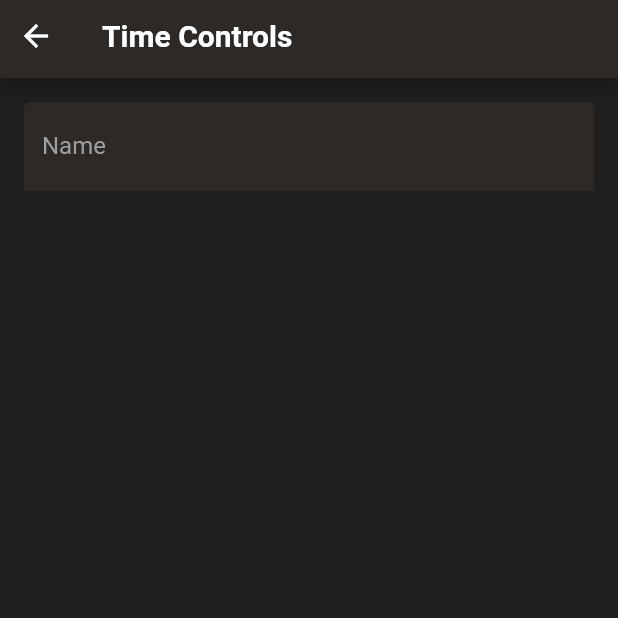
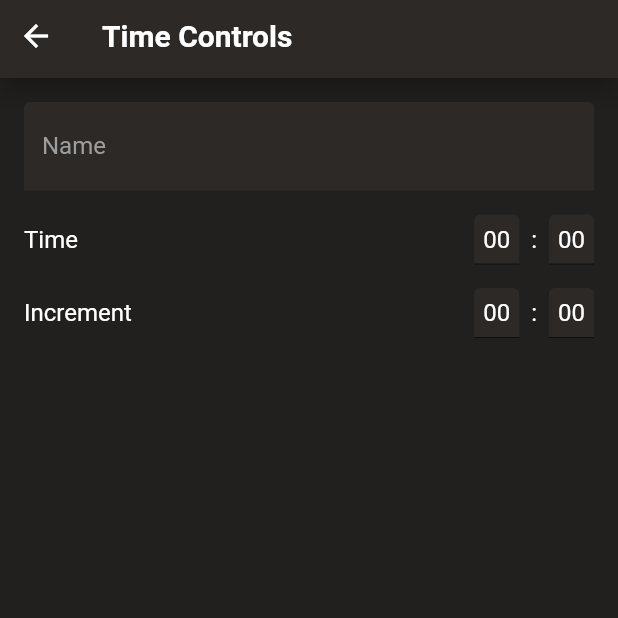
Before and after one commit to quangnd2203/flutter_chess_clock, a Flutter app: the CustomTime screen opened by its route, on a phone screen of 412 x 824 dp, the top half of it. Run offline on Flutter 3.47's test engine with Material 2 defaults, Android fonts, the light colour scheme and no system bars; our stand-ins replace audioplayers, bloc, equatable, flutter_bloc, get, hive and 1 more; accounts and stored records are empty.

Commit message:
no message

```diff
--- a/lib/views/custom_time/custom_time.dart
+++ b/lib/views/custom_time/custom_time.dart
@@ -32,6 +32,14 @@ class _CustomTimeState extends State<CustomTime> {
       child: Column(
         children: [
           buildName(),
+          const SizedBox(
+            height: 16,
+          ),
+          buildTime('Time'),
+          const SizedBox(
+            height: 16,
+          ),
+          buildTime('Increment'),
         ],
       ),
     );
@@ -62,4 +70,23 @@ class _CustomTimeState extends State<CustomTime> {
       ),
     );
   }
+
+  Widget buildTime(String title) {
+    return Row(
+      children: <Widget>[
+        Text(
+          title,
+          style: const TextStyle(
+            fontSize: 16,
+            color: Colors.white,
+          ),
+        ),
+        const Expanded(
+          child: SizedBox(),
+        ),
+        const TimeInput(),
+      ],
+    );
+  }
+
 }
--- a/lib/views/routers/app_page.dart
+++ b/lib/views/routers/app_page.dart
@@ -1,5 +1,6 @@
 import 'dart:math';
 
+import 'package:demo_bloc/views/widgets/time_input.dart';
 import 'package:get/get.dart';
 import 'package:flutter_bloc/flutter_bloc.dart';
 import 'package:flutter/material.dart';
--- /dev/null
+++ b/lib/views/widgets/time_input.dart
@@ -0,0 +1,53 @@
+import 'package:demo_bloc/views/widgets/theme_switcher.dart';
+import 'package:flutter/material.dart';
+
+import '../../constants/app_colors.dart';
+
+class TimeInput extends StatelessWidget {
+  const TimeInput({Key? key}) : super(key: key);
+
+  @override
+  Widget build(BuildContext context) {
+    return Row(
+      mainAxisSize: MainAxisSize.min,
+      children: <Widget>[
+        buildInput(context),
+        const SizedBox(width: 8,),
+        const Text(':', style: TextStyle(fontSize: 16, color: Colors.white),),
+        const SizedBox(width: 8,),
+        buildInput(context),
+      ],
+    );
+  }
+
+  Widget buildInput(BuildContext context){
+    return SizedBox(
+      width: 30,
+      child: Center(
+        child: TextField(
+          style: const TextStyle(
+            fontSize: 16,
+            color: Colors.white
+          ),
+          textAlignVertical: TextAlignVertical.center,
+          textAlign: TextAlign.center,
+          maxLength: 2,
+          maxLines: 1,
+          decoration: InputDecoration(
+            hintText: '00',
+            counterText: '',
+            focusColor: ThemeSwitcher.of(context).themeData.primaryColor,
+            hintStyle: const TextStyle(
+                fontSize: 16,
+                color: Colors.white
+            ),
+            filled: true,
+            fillColor: AppColors.black,
+            isCollapsed: true,
+            contentPadding: const EdgeInsets.symmetric(vertical: 7, horizontal: 2)
+          ),
+        ),
+      ),
+    );
+  }
+}
```
